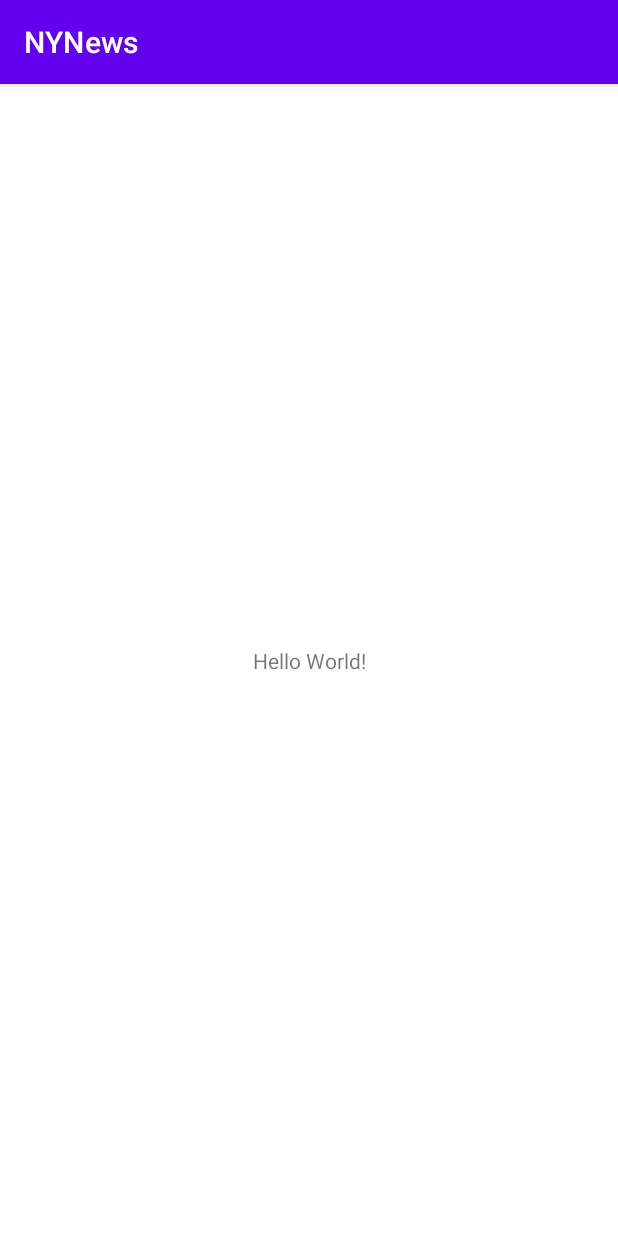
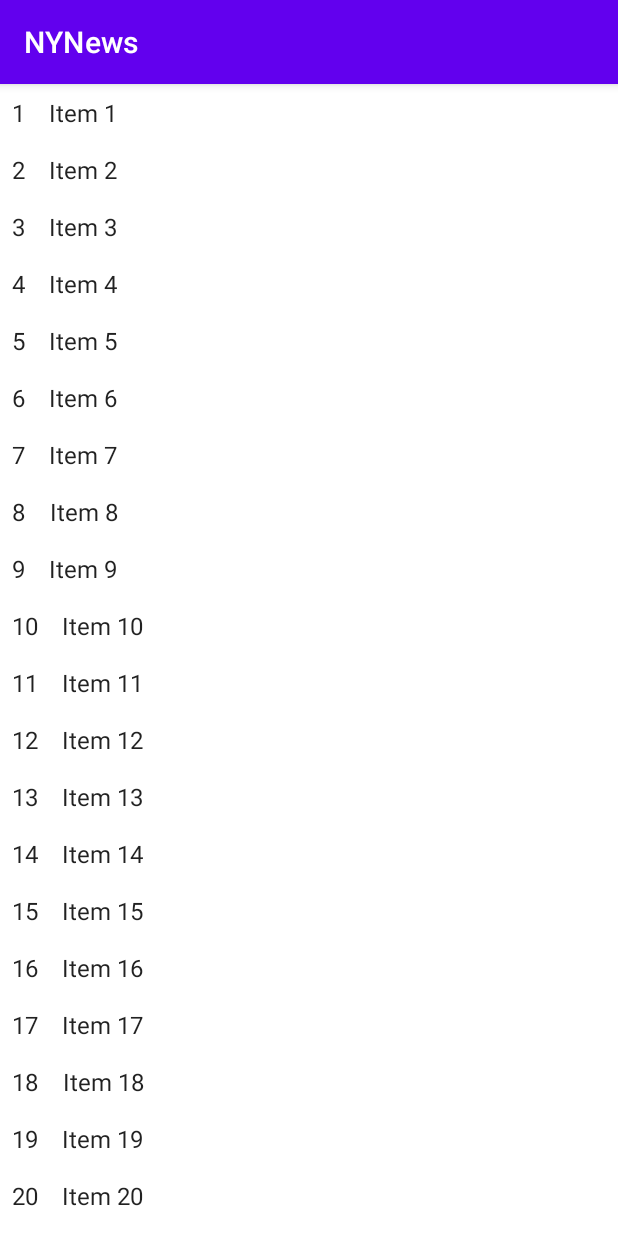
Before and after one commit to JovinPJ/NYNews, an Android app: the screen it shows after launch (MainActivity), on a phone screen of 412 x 824 dp. Run offline under Robolectric (Android 15) with nearby library versions, the phone set to English and light mode, and no system bars; our stand-ins replace data binding.

Commit message:
NYNews : * Enabled DataBinding * Enabled navigation Graph * Package structure chnaged as per Clean Architecture suggestions * added Utils classes and method. * added dummy List.

```diff
--- a/NYNews/app/src/main/AndroidManifest.xml
+++ b/NYNews/app/src/main/AndroidManifest.xml
@@ -1,7 +1,7 @@
 <?xml version="1.0" encoding="utf-8"?>
 <manifest xmlns:android="http://schemas.android.com/apk/res/android"
     xmlns:tools="http://schemas.android.com/tools"
-    package="com.learn.nynews">
+    package="com.learn.nyNews">
 
     <application
         android:allowBackup="true"
@@ -14,7 +14,7 @@
         android:theme="@style/Theme.NYNews"
         tools:targetApi="31">
         <activity
-            android:name=".MainActivity"
+            android:name="com.learn.nyNews.ui.MainActivity"
             android:exported="true">
             <intent-filter>
                 <action android:name="android.intent.action.MAIN" />
--- a/NYNews/app/src/main/java/com/learn/nynews/MainActivity.kt
+++ b/NYNews/app/src/main/java/com/learn/nyNews/ui/MainActivity.kt
@@ -1,7 +1,8 @@
-package com.learn.nynews
+package com.learn.nyNews.ui
 
 import androidx.appcompat.app.AppCompatActivity
 import android.os.Bundle
+import com.learn.nyNews.R
 
 class MainActivity : AppCompatActivity() {
     override fun onCreate(savedInstanceState: Bundle?) {
--- /dev/null
+++ b/NYNews/app/src/main/java/com/learn/nyNews/ui/home/NewsAdapter.kt
@@ -0,0 +1,40 @@
+package com.learn.nyNews.ui.home
+
+import android.view.LayoutInflater
+import android.view.ViewGroup
+import androidx.recyclerview.widget.DiffUtil
+import androidx.recyclerview.widget.ListAdapter
+import androidx.recyclerview.widget.RecyclerView
+import com.learn.nyNews.databinding.NewsItemBinding
+import com.learn.nyNews.ui.home.placeholder.PlaceholderContent.PlaceholderItem
+
+
+class NewsAdapter : ListAdapter<PlaceholderItem, NewsAdapter.NewsViewHolder>(Companion) {
+
+    class NewsViewHolder(val binding: NewsItemBinding) : RecyclerView.ViewHolder(binding.root)
+
+    companion object : DiffUtil.ItemCallback<PlaceholderItem>() {
+        override fun areItemsTheSame(oldItem: PlaceholderItem, newItem: PlaceholderItem): Boolean =
+            oldItem === newItem
+
+        override fun areContentsTheSame(
+            oldItem: PlaceholderItem,
+            newItem: PlaceholderItem
+        ): Boolean = oldItem.content == newItem.content
+    }
+
+    override fun onCreateViewHolder(parent: ViewGroup, viewType: Int): NewsViewHolder {
+
+        val layoutInflater = LayoutInflater.from(parent.context)
+        val binding = NewsItemBinding.inflate(layoutInflater, parent, false)
+        return NewsViewHolder(binding)
+
+    }
+
+    override fun onBindViewHolder(holder: NewsViewHolder, position: Int) {
+        val currentPlaceHolder = getItem(position)
+        holder.binding.placeHolder = currentPlaceHolder
+        holder.binding.executePendingBindings()
+    }
+
+}
--- /dev/null
+++ b/NYNews/app/src/main/java/com/learn/nyNews/ui/home/NewsFragment.kt
@@ -0,0 +1,27 @@
+package com.learn.nyNews.ui.home
+
+import android.os.Bundle
+import android.view.LayoutInflater
+import android.view.View
+import android.view.ViewGroup
+import com.learn.nyNews.databinding.FragmentNewsBinding
+import com.learn.nyNews.ui.base.BaseFragment
+import com.learn.nyNews.ui.home.placeholder.PlaceholderContent
+
+class NewsFragment : BaseFragment() {
+
+    private lateinit var binding: FragmentNewsBinding
+
+    override fun onCreateView(
+        inflater: LayoutInflater, container: ViewGroup?,
+        savedInstanceState: Bundle?
+    ): View {
+        binding = FragmentNewsBinding.inflate(layoutInflater)
+        binding.lifecycleOwner = viewLifecycleOwner
+        //binding.viewModel = viewModel
+        val adapter = NewsAdapter()
+        adapter.submitList(PlaceholderContent.ITEMS)
+        binding.adapter = adapter
+        return binding.root
+    }
+}
--- /dev/null
+++ b/NYNews/app/src/main/java/com/learn/nyNews/ui/home/placeholder/PlaceholderContent.kt
@@ -0,0 +1,42 @@
+package com.learn.nyNews.ui.home.placeholder
+
+import java.util.ArrayList
+import java.util.HashMap
+
+object PlaceholderContent {
+
+    val ITEMS: MutableList<PlaceholderItem> = ArrayList()
+
+    private val ITEM_MAP: MutableMap<String, PlaceholderItem> = HashMap()
+
+    private const val COUNT = 25
+
+    init {
+        // Add some sample items.
+        for (i in 1..COUNT) {
+            addItem(createPlaceholderItem(i))
+        }
+    }
+
+    private fun addItem(item: PlaceholderItem) {
+        ITEMS.add(item)
+        ITEM_MAP[item.id] = item
+    }
+
+    private fun createPlaceholderItem(position: Int): PlaceholderItem {
+        return PlaceholderItem(position.toString(), "Item $position", makeDetails(position))
+    }
+
+    private fun makeDetails(position: Int): String {
+        val builder = StringBuilder()
+        builder.append("Details about Item: ").append(position)
+        for (i in 0 until position) {
+            builder.append("\nMore details information here.")
+        }
+        return builder.toString()
+    }
+
+    data class PlaceholderItem(val id: String, val content: String, val details: String) {
+        override fun toString(): String = content
+    }
+}
--- /dev/null
+++ b/NYNews/app/src/main/java/com/learn/nyNews/ui/models/ToastMessage.kt
@@ -0,0 +1,3 @@
+package com.learn.nyNews.ui.models
+
+data class ToastMessage(val message: String? = null, val messageRes: Int? = null)
--- /dev/null
+++ b/NYNews/app/src/main/java/com/learn/nyNews/ui/utils/CommonBindingAdapters.kt
@@ -0,0 +1,16 @@
+package com.learn.nyNews.ui.utils
+
+import android.view.View
+import androidx.databinding.BindingAdapter
+import androidx.recyclerview.widget.RecyclerView
+
+@BindingAdapter("isVisible")
+fun View.showHide(show: Boolean) {
+    visibility = if (show) View.VISIBLE else View.GONE
+}
+
+@BindingAdapter(value = ["setAdapter"])
+fun RecyclerView.bindRecyclerViewAdapter(adapter: RecyclerView.Adapter<*>) {
+    setHasFixedSize(true)
+    this.adapter = adapter
+}
--- a/NYNews/app/src/main/res/layout/activity_main.xml
+++ b/NYNews/app/src/main/res/layout/activity_main.xml
@@ -1,18 +1,9 @@
 <?xml version="1.0" encoding="utf-8"?>
-<androidx.constraintlayout.widget.ConstraintLayout xmlns:android="http://schemas.android.com/apk/res/android"
+<androidx.fragment.app.FragmentContainerView xmlns:android="http://schemas.android.com/apk/res/android"
     xmlns:app="http://schemas.android.com/apk/res-auto"
-    xmlns:tools="http://schemas.android.com/tools"
+    android:id="@+id/nav_host_fragment"
+    android:name="androidx.navigation.fragment.NavHostFragment"
     android:layout_width="match_parent"
     android:layout_height="match_parent"
-    tools:context=".MainActivity">
-
-    <TextView
-        android:layout_width="wrap_content"
-        android:layout_height="wrap_content"
-        android:text="Hello World!"
-        app:layout_constraintBottom_toBottomOf="parent"
-        app:layout_constraintEnd_toEndOf="parent"
-        app:layout_constraintStart_toStartOf="parent"
-        app:layout_constraintTop_toTopOf="parent" />
-
-</androidx.constraintlayout.widget.ConstraintLayout>
+    app:defaultNavHost="true"
+    app:navGraph="@navigation/nav_graph" />
--- /dev/null
+++ b/NYNews/app/src/main/res/layout/fragment_news.xml
@@ -0,0 +1,29 @@
+<?xml version="1.0" encoding="utf-8"?>
+<layout xmlns:android="http://schemas.android.com/apk/res/android"
+    xmlns:app="http://schemas.android.com/apk/res-auto"
+    xmlns:tools="http://schemas.android.com/tools">
+
+    <data>
+
+        <!--<variable
+            name="viewModel"
+            type="com.learn.nyNews.ui.home.NewsViewModel" />-->
+
+        <variable
+            name="adapter"
+            type="com.learn.nyNews.ui.home.NewsAdapter" />
+    </data>
+
+    <androidx.recyclerview.widget.RecyclerView
+        android:id="@+id/list"
+        android:name="com.learn.nyNews.ui.home.NewsFragment"
+        android:layout_width="match_parent"
+        android:layout_height="match_parent"
+        android:layout_marginStart="16dp"
+        android:layout_marginEnd="16dp"
+        app:layoutManager="androidx.recyclerview.widget.LinearLayoutManager"
+        app:setAdapter="@{adapter}"
+        tools:context=".ui.home.NewsFragment"
+        tools:listitem="@layout/news_item" />
+
+</layout>
--- /dev/null
+++ b/NYNews/app/src/main/res/layout/news_item.xml
@@ -0,0 +1,33 @@
+<?xml version="1.0" encoding="utf-8"?>
+<layout xmlns:android="http://schemas.android.com/apk/res/android">
+
+    <data>
+
+        <variable
+            name="placeHolder"
+            type="com.learn.nyNews.ui.home.placeholder.PlaceholderContent.PlaceholderItem" />
+    </data>
+
+    <LinearLayout
+        android:layout_width="wrap_content"
+        android:layout_height="wrap_content"
+        android:orientation="horizontal">
+
+        <TextView
+            android:id="@+id/item_number"
+            android:layout_width="wrap_content"
+            android:layout_height="wrap_content"
+            android:layout_margin="@dimen/text_margin"
+            android:text="@{placeHolder.id}"
+            android:textAppearance="?attr/textAppearanceListItem" />
+
+        <TextView
+            android:id="@+id/content"
+            android:layout_width="wrap_content"
+            android:layout_height="wrap_content"
+            android:layout_margin="@dimen/text_margin"
+            android:text="@{placeHolder.content}"
+            android:textAppearance="?attr/textAppearanceListItem" />
+    </LinearLayout>
+
+</layout>
--- /dev/null
+++ b/NYNews/app/src/main/res/navigation/nav_graph.xml
@@ -0,0 +1,14 @@
+<?xml version="1.0" encoding="utf-8"?>
+<navigation xmlns:android="http://schemas.android.com/apk/res/android"
+    xmlns:app="http://schemas.android.com/apk/res-auto"
+    xmlns:tools="http://schemas.android.com/tools"
+    android:id="@+id/nav_graph"
+    app:startDestination="@id/newsFragment">
+
+    <fragment
+        android:id="@+id/newsFragment"
+        android:name="com.learn.nyNews.ui.home.NewsFragment"
+        android:label="news_fragment"
+        tools:layout="@layout/fragment_news">
+    </fragment>
+</navigation>
--- a/NYNews/app/src/main/res/values/strings.xml
+++ b/NYNews/app/src/main/res/values/strings.xml
@@ -1,3 +1,5 @@
 <resources>
     <string name="app_name">NYNews</string>
+    <string name="check_internet">please check your internet connectivity</string>
+    <string name="unknown_error">Something went wrong</string>
 </resources>
```
Also changed, not shown: NYNews/app/build.gradle (+8 -0 lines), NYNews/app/src/main/java/com/learn/nyNews/ui/base/BaseFragment.kt (added, +16 -0 lines), NYNews/app/src/main/java/com/learn/nyNews/ui/base/BaseViewModel.kt (added, +47 -0 lines), NYNews/app/src/main/java/com/learn/nyNews/ui/home/NewsViewModel.kt (added, +28 -0 lines), NYNews/app/src/main/java/com/learn/nyNews/ui/utils/FragmentUtils.kt (added, +12 -0 lines), NYNews/app/src/main/java/com/learn/nyNews/ui/utils/UiUtils.kt (added, +20 -0 lines), 4 other files.
